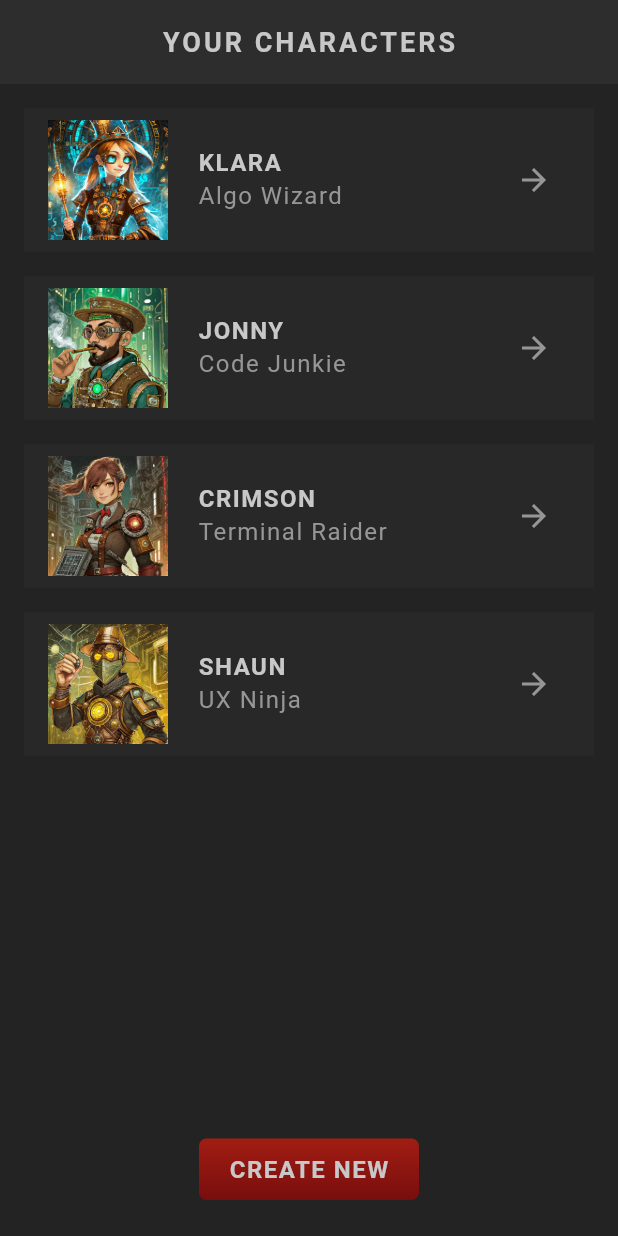
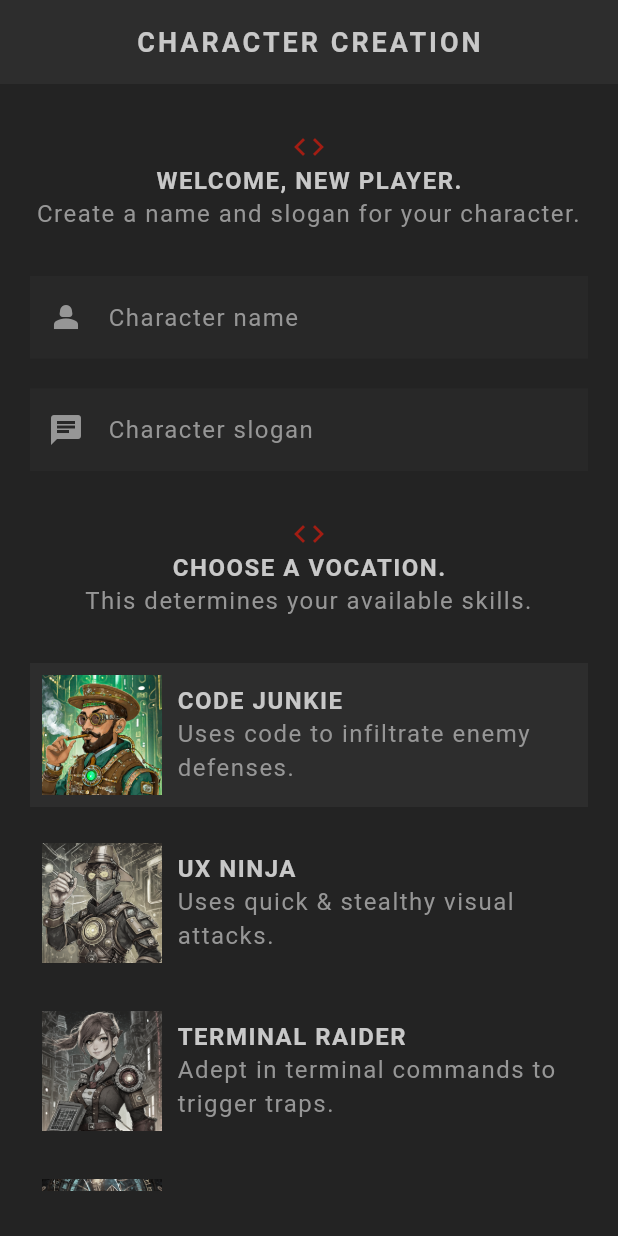
Before and after one commit to Christopher-Dcosta12/flutter-rpg-application, a Flutter app: the screen it shows after launch, on a phone screen of 412 x 824 dp. Run offline on Flutter 3.47's test engine with Material 3 defaults, Android fonts, the phone set to English and light mode, and no system bars; our stand-ins replace google_fonts; Roboto replaces fonts that are missing (Kanit).

Commit message:
develop player create screen and add input decoration theme

```diff
--- a/lib/main.dart
+++ b/lib/main.dart
@@ -1,11 +1,13 @@
 import 'package:flutter/material.dart';
 import 'package:flutter_rpg/screens/home/home.dart';
+import 'package:flutter_rpg/screens/create/create.dart';
 import 'package:flutter_rpg/theme.dart';
 
 void main() {
   runApp(MaterialApp(
     theme: primaryTheme,
-    home: Home(),
+    // home: Home(),
+    home: Create(),
     // home: Sandbox(),
   ));
 }
--- /dev/null
+++ b/lib/screens/create/create.dart
@@ -0,0 +1,182 @@
+import 'package:flutter/material.dart';
+import 'package:flutter_rpg/models/character.dart';
+import 'package:flutter_rpg/models/vocation.dart';
+import 'package:flutter_rpg/screens/create/vocation_card.dart';
+import 'package:flutter_rpg/shared/styled_button.dart';
+import 'package:flutter_rpg/shared/styled_text.dart';
+import 'package:flutter_rpg/theme.dart';
+import 'package:google_fonts/google_fonts.dart';
+import 'package:uuid/uuid.dart';
+
+var uuid = const Uuid();
+
+class Create extends StatefulWidget {
+  const Create({super.key});
+
+  @override
+  State<Create> createState() => _CreateState();
+}
+
+class _CreateState extends State<Create> {
+  final _nameController = TextEditingController();
+  final _sloganController = TextEditingController();
+
+  @override
+  void dispose() {
+    _nameController.dispose();
+    _sloganController.dispose();
+    super.dispose();
+  }
+
+  // handling vocation selection
+  Vocation selectedVocation = Vocation.junkie;
+
+  void updatedVocation(Vocation vocation) {
+    setState(() {
+      selectedVocation = vocation;
+    });
+  }
+
+// submit handler
+  void handleSubmit() {
+    if (_nameController.text.trim().isEmpty) {
+      // show error dialog
+      return;
+    }
+    if (_sloganController.text.trim().isEmpty) {
+      // show error dialog
+      return;
+    }
+
+    characters.add(Character(
+        name: _nameController.text.trim(),
+        slogan: _sloganController.text.trim(),
+        vocation: selectedVocation,
+        id: uuid.v4()));
+  }
+
+  @override
+  Widget build(BuildContext context) {
+    return Scaffold(
+      appBar: AppBar(
+        title: const StyledTitle('Character Creation'),
+        centerTitle: true,
+      ),
+      body: Container(
+          padding: const EdgeInsets.symmetric(vertical: 30, horizontal: 20),
+          child: SingleChildScrollView(
+            child: Column(
+              children: [
+                // welcome message
+                Center(
+                  child: Icon(
+                    Icons.code,
+                    color: AppColors.primaryColor,
+                  ),
+                ),
+                const Center(
+                  child: StyledHeading('Welcome, new player.'),
+                ),
+                const Center(
+                  child: StyledText(
+                    'Create a name and slogan for your character.',
+                    centerText: true,
+                  ),
+                ),
+                const SizedBox(
+                  height: 30,
+                ),
+
+                // input for name and slogan
+                TextField(
+                  controller: _nameController,
+                  style: GoogleFonts.kanit(
+                      textStyle: Theme.of(context).textTheme.bodyMedium),
+                  cursorColor: AppColors.textColor,
+                  decoration: const InputDecoration(
+                      prefixIcon: Icon(Icons.person_2),
+                      label: StyledText('Character name')),
+                ),
+                const SizedBox(height: 20),
+                TextField(
+                  controller: _sloganController,
+                  style: GoogleFonts.kanit(
+                      textStyle: Theme.of(context).textTheme.bodyMedium),
+                  cursorColor: AppColors.textColor,
+                  decoration: const InputDecoration(
+                      prefixIcon: Icon(Icons.chat),
+                      label: StyledText('Character slogan')),
+                ),
+                const SizedBox(
+                  height: 30,
+                ),
+
+                // select vocation title
+                Center(
+                  child: Icon(
+                    Icons.code,
+                    color: AppColors.primaryColor,
+                  ),
+                ),
+                const Center(
+                  child: StyledHeading('Choose a vocation.'),
+                ),
+                const Center(
+                  child: StyledText(
+                    'This determines your available skills.',
+                    centerText: true,
+                  ),
+                ),
+                const SizedBox(
+                  height: 30,
+                ),
+
+                // vocation cards
+                VocationCard(
+                    onTap: updatedVocation,
+                    vocation: Vocation.junkie,
+                    isSelected: selectedVocation == Vocation.junkie),
+                VocationCard(
+                    onTap: updatedVocation,
+                    vocation: Vocation.ninja,
+                    isSelected: selectedVocation == Vocation.ninja),
+                VocationCard(
+                    onTap: updatedVocation,
+                    vocation: Vocation.raider,
+                    isSelected: selectedVocation == Vocation.raider),
+                VocationCard(
+                    onTap: updatedVocation,
+                    vocation: Vocation.wizard,
+                    isSelected: selectedVocation == Vocation.wizard),
+
+                // good luck message
+                Center(
+                  child: Icon(
+                    Icons.code,
+                    color: AppColors.primaryColor,
+                  ),
+                ),
+                const Center(
+                  child: StyledHeading('Good Luck.'),
+                ),
+                const Center(
+                  child: StyledText(
+                    'And enjoy the journey.',
+                    centerText: true,
+                  ),
+                ),
+                const SizedBox(
+                  height: 30,
+                ),
+
+                Center(
+                  child: StyledButton(
+                      onPressed: handleSubmit,
+                      child: StyledHeading('Create Character')),
+                )
+              ],
+            ),
+          )),
+    );
+  }
+}
--- /dev/null
+++ b/lib/screens/create/vocation_card.dart
@@ -0,0 +1,55 @@
+import 'package:flutter/material.dart';
+import 'package:flutter_rpg/models/vocation.dart';
+import 'package:flutter_rpg/shared/styled_text.dart';
+import 'package:flutter_rpg/theme.dart';
+
+class VocationCard extends StatelessWidget {
+  const VocationCard(
+      {super.key,
+      required this.onTap,
+      required this.vocation,
+      required this.isSelected});
+
+  final Vocation vocation;
+  final void Function(Vocation) onTap;
+  final bool isSelected;
+
+  @override
+  Widget build(BuildContext context) {
+    return GestureDetector(
+      onTap: () {
+        onTap(vocation);
+      },
+      child: Card(
+        color: isSelected ? AppColors.secondaryColor : Colors.transparent,
+        child: Padding(
+          padding: const EdgeInsets.all(8),
+          child: Row(
+            children: [
+              // vocation image
+              Image.asset(
+                'assets/img/vocations/${vocation.image}',
+                width: 80,
+                colorBlendMode: BlendMode.color,
+                color: !isSelected
+                    ? Colors.black.withValues(alpha: 0.8)
+                    : Colors.transparent,
+              ),
+              const SizedBox(
+                width: 10,
+              ),
+              Expanded(
+                  child: Column(
+                crossAxisAlignment: CrossAxisAlignment.start,
+                children: [
+                  StyledHeading(vocation.title),
+                  StyledText(vocation.description)
+                ],
+              ))
+            ],
+          ),
+        ),
+      ),
+    );
+  }
+}
--- a/lib/shared/styled_text.dart
+++ b/lib/shared/styled_text.dart
@@ -2,15 +2,19 @@ import 'package:flutter/material.dart';
 import 'package:google_fonts/google_fonts.dart';
 
 class StyledText extends StatelessWidget {
-  const StyledText(this.text, {super.key});
+  const StyledText(this.text, {super.key, this.centerText = false});
 
   final String text;
+  final bool centerText;
 
   @override
   Widget build(BuildContext context) {
-    return Text(text,
-        style: GoogleFonts.kanit(
-            textStyle: Theme.of(context).textTheme.bodyMedium));
+    return Text(
+      text,
+      style:
+          GoogleFonts.kanit(textStyle: Theme.of(context).textTheme.bodyMedium),
+      textAlign: centerText ? TextAlign.center : TextAlign.left,
+    );
   }
 }
 
--- a/lib/theme.dart
+++ b/lib/theme.dart
@@ -53,4 +53,12 @@ ThemeData primaryTheme = ThemeData(
     shadowColor: Colors.transparent,
     margin: const EdgeInsets.only(bottom: 16),
   ),
+
+  // input decoration theme
+  inputDecorationTheme: InputDecorationTheme(
+      filled: true,
+      fillColor: AppColors.secondaryColor.withValues(alpha: 0.5),
+      border: InputBorder.none,
+      labelStyle: TextStyle(color: AppColors.textColor),
+      prefixIconColor: AppColors.textColor),
 );
--- a/pubspec.yaml
+++ b/pubspec.yaml
@@ -35,6 +35,7 @@ dependencies:
   # Use with the CupertinoIcons class for iOS style icons.
   cupertino_icons: ^1.0.8
   google_fonts: ^6.2.1
+  uuid: ^4.5.1
 
 dev_dependencies:
   flutter_test:
```
